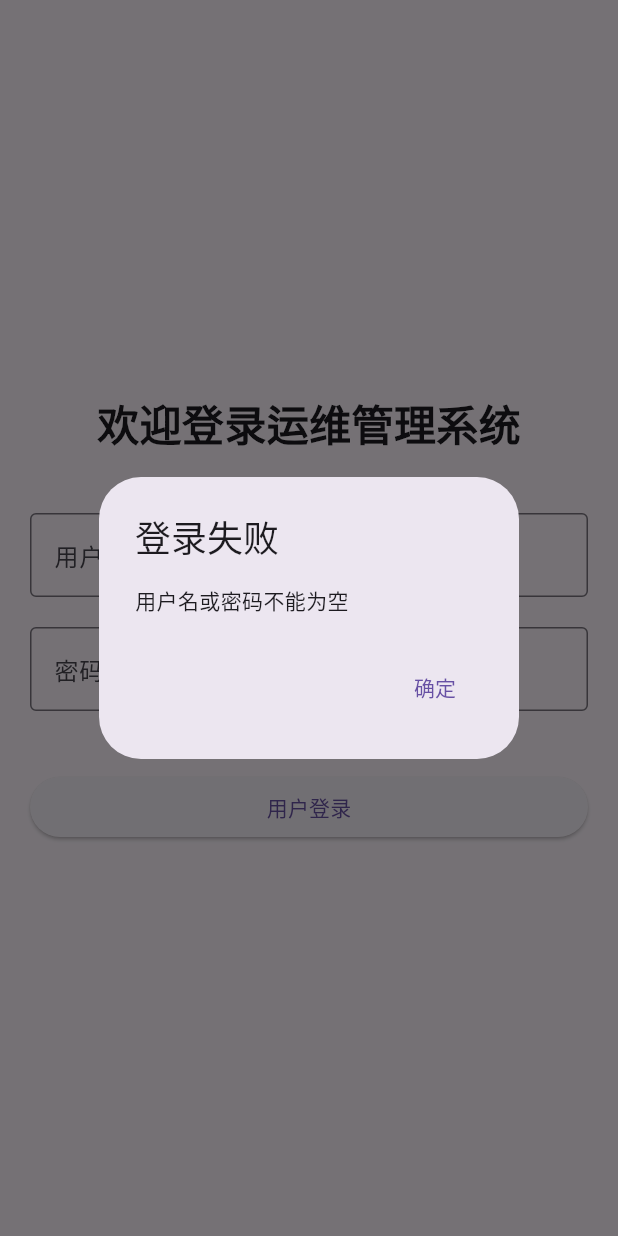
After one commit to Fangziyang0910/oa-system, a Flutter app: the screen it shows after launch, after a tap on "用户登录", on a phone screen of 412 x 824 dp. The commit adds this screen. Run offline on Flutter 3.47's test engine with Material 3 defaults, Android fonts, the phone set to English and light mode, and no system bars; our stand-ins replace shared_preferences.

Commit message:
登录功能和个人主页的实现

```diff
--- /dev/null
+++ b/app/fixflow/lib/config/api_url.dart
@@ -0,0 +1,6 @@
+class ApiUrls {
+  // server address
+  static const String baseUrl = 'http://139.199.168.63:8080';
+  // user login
+  static const String userLogin = '$baseUrl/user/login';
+}
--- a/app/fixflow/lib/main.dart
+++ b/app/fixflow/lib/main.dart
@@ -1,125 +1,25 @@
+// ignore_for_file: unused_import
+
+import 'package:fixflow/pages/homepage.dart';
 import 'package:flutter/material.dart';
+import 'package:flutter/services.dart';
+
+import 'pages/loginpage.dart';
 
 void main() {
-  runApp(const MyApp());
+  runApp(MaterialApp(
+    locale: const Locale('zh', 'CN'), // 设置默认的语言环境为中文
+    localizationsDelegates: const [
+      DefaultMaterialLocalizations.delegate,
+      DefaultWidgetsLocalizations.delegate,
+    ],
+    home: const LoginWidget(),
+    theme: ThemeData(
+      appBarTheme: const AppBarTheme(
+        elevation: 0.0,
+        color: Colors.transparent,
+        systemOverlayStyle: SystemUiOverlayStyle.dark,
+      ),
+    ),
+  ));
 }
-
-class MyApp extends StatelessWidget {
-  const MyApp({super.key});
-
-  // This widget is the root of your application.
-  @override
-  Widget build(BuildContext context) {
-    return MaterialApp(
-      title: 'Flutter Demo',
-      theme: ThemeData(
-        // This is the theme of your application.
-        //
-        // TRY THIS: Try running your application with "flutter run". You'll see
-        // the application has a purple toolbar. Then, without quitting the app,
-        // try changing the seedColor in the colorScheme below to Colors.green
-        // and then invoke "hot reload" (save your changes or press the "hot
-        // reload" button in a Flutter-supported IDE, or press "r" if you used
-        // the command line to start the app).
-        //
-        // Notice that the counter didn't reset back to zero; the application
-        // state is not lost during the reload. To reset the state, use hot
-        // restart instead.
-        //
-        // This works for code too, not just values: Most code changes can be
-        // tested with just a hot reload.
-        colorScheme: ColorScheme.fromSeed(seedColor: Colors.deepPurple),
-        useMaterial3: true,
-      ),
-      home: const MyHomePage(title: 'Flutter Demo Home Page'),
-    );
-  }
-}
-
-class MyHomePage extends StatefulWidget {
-  const MyHomePage({super.key, required this.title});
-
-  // This widget is the home page of your application. It is stateful, meaning
-  // that it has a State object (defined below) that contains fields that affect
-  // how it looks.
-
-  // This class is the configuration for the state. It holds the values (in this
-  // case the title) provided by the parent (in this case the App widget) and
-  // used by the build method of the State. Fields in a Widget subclass are
-  // always marked "final".
-
-  final String title;
-
-  @override
-  State<MyHomePage> createState() => _MyHomePageState();
-}
-
-class _MyHomePageState extends State<MyHomePage> {
-  int _counter = 0;
-
-  void _incrementCounter() {
-    setState(() {
-      // This call to setState tells the Flutter framework that something has
-      // changed in this State, which causes it to rerun the build method below
-      // so that the display can reflect the updated values. If we changed
-      // _counter without calling setState(), then the build method would not be
-      // called again, and so nothing would appear to happen.
-      _counter++;
-    });
-  }
-
-  @override
-  Widget build(BuildContext context) {
-    // This method is rerun every time setState is called, for instance as done
-    // by the _incrementCounter method above.
-    //
-    // The Flutter framework has been optimized to make rerunning build methods
-    // fast, so that you can just rebuild anything that needs updating rather
-    // than having to individually change instances of widgets.
-    return Scaffold(
-      appBar: AppBar(
-        // TRY THIS: Try changing the color here to a specific color (to
-        // Colors.amber, perhaps?) and trigger a hot reload to see the AppBar
-        // change color while the other colors stay the same.
-        backgroundColor: Theme.of(context).colorScheme.inversePrimary,
-        // Here we take the value from the MyHomePage object that was created by
-        // the App.build method, and use it to set our appbar title.
-        title: Text(widget.title),
-      ),
-      body: Center(
-        // Center is a layout widget. It takes a single child and positions it
-        // in the middle of the parent.
-        child: Column(
-          // Column is also a layout widget. It takes a list of children and
-          // arranges them vertically. By default, it sizes itself to fit its
-          // children horizontally, and tries to be as tall as its parent.
-          //
-          // Column has various properties to control how it sizes itself and
-          // how it positions its children. Here we use mainAxisAlignment to
-          // center the children vertically; the main axis here is the vertical
-          // axis because Columns are vertical (the cross axis would be
-          // horizontal).
-          //
-          // TRY THIS: Invoke "debug painting" (choose the "Toggle Debug Paint"
-          // action in the IDE, or press "p" in the console), to see the
-          // wireframe for each widget.
-          mainAxisAlignment: MainAxisAlignment.center,
-          children: <Widget>[
-            const Text(
-              'You have pushed the button this many times:',
-            ),
-            Text(
-              '$_counter',
-              style: Theme.of(context).textTheme.headlineMedium,
-            ),
-          ],
-        ),
-      ),
-      floatingActionButton: FloatingActionButton(
-        onPressed: _incrementCounter,
-        tooltip: 'Increment',
-        child: const Icon(Icons.add),
-      ), // This trailing comma makes auto-formatting nicer for build methods.
-    );
-  }
-}
--- /dev/null
+++ b/app/fixflow/lib/pages/loginpage.dart
@@ -0,0 +1,155 @@
+// ignore_for_file: prefer_final_fields, unused_local_variable, unused_import, avoid_print, use_build_context_synchronously
+
+import 'dart:convert';
+
+import 'package:fixflow/config/api_url.dart';
+import 'package:fixflow/pages/homepage.dart';
+import 'package:flutter/material.dart';
+import 'package:http/http.dart' as http;
+import 'package:shared_preferences/shared_preferences.dart';
+
+// the login pages
+class LoginWidget extends StatefulWidget {
+  const LoginWidget({super.key});
+
+  @override
+  State<LoginWidget> createState() => _LoginWidgetState();
+}
+
+class _LoginWidgetState extends State<LoginWidget> {
+  TextEditingController _usernameController = TextEditingController();
+  TextEditingController _passwordController = TextEditingController();
+
+  // clean and release the controller
+  @override
+  void dispose() {
+    _usernameController.dispose();
+    _passwordController.dispose();
+    super.dispose();
+  }
+
+  // Interact with the backend to complete the login
+  void _login(String username, String password) async {
+    if (username.isEmpty || password.isEmpty) {
+      _showErrorDialog('用户名或密码不能为空');
+      return;
+    }
+
+    final Map<String, String> loginParam = {
+      'name': username,
+      'password': password,
+    };
+
+    final http.Response response = await http.post(
+      Uri.parse(ApiUrls.userLogin),
+      headers: {
+        'Content-Type': 'application/json',
+        'Accept': 'application/json',
+      },
+      body: jsonEncode(loginParam),
+    );
+
+    if (response.statusCode == 200) {
+      // 解码响应数据并处理中文乱码
+      final decodedResponse = utf8.decode(response.bodyBytes);
+      Map<String, dynamic> responseData = jsonDecode(decodedResponse);
+
+      int code = responseData['code'] ?? -1;
+      if (code == 0) {
+        // 将 responseData['data'] 存储到 SharedPreferences
+        String userDataJson = jsonEncode(responseData['data']);
+        await (await SharedPreferences.getInstance())
+            .setString('userData', userDataJson);
+
+        // 登录成功后跳转到主页面
+        Navigator.pushReplacement(
+          context,
+          MaterialPageRoute(builder: (context) => const HomePage()),
+        );
+      } else if (code == 1004) {
+        // 用户名或密码错误，弹出提示框
+        _showErrorDialog('用户名或密码错误');
+      } else {
+        // 其他错误，弹出提示框
+        _showErrorDialog('登录失败，请稍后重试');
+      }
+    } else {
+      print('Failed to login: ${response.statusCode}');
+      // 弹出提示框
+      _showErrorDialog('登录失败，请稍后重试');
+    }
+  }
+
+  // 弹出错误提示框
+  void _showErrorDialog(String message) {
+    showDialog(
+      context: context,
+      builder: (BuildContext context) {
+        return AlertDialog(
+          title: const Text('登录失败'),
+          content: Text(message),
+          actions: <Widget>[
+            TextButton(
+              onPressed: () {
+                Navigator.of(context).pop();
+              },
+              child: const Text('确定'),
+            ),
+          ],
+        );
+      },
+    );
+  }
+
+  @override
+  Widget build(BuildContext context) {
+    return Scaffold(
+      body: Padding(
+        padding: const EdgeInsets.all(20.0),
+        child: Column(
+          mainAxisAlignment: MainAxisAlignment.center,
+          crossAxisAlignment: CrossAxisAlignment.center,
+          children: [
+            const Text(
+              '欢迎登录运维管理系统',
+              style: TextStyle(
+                fontSize: 28.0,
+                fontWeight: FontWeight.bold,
+              ),
+            ),
+            const SizedBox(height: 40.0),
+            TextFormField(
+              controller: _usernameController,
+              decoration: const InputDecoration(
+                labelText: '用户名',
+                border: OutlineInputBorder(),
+              ),
+            ),
+            const SizedBox(height: 20.0),
+            TextFormField(
+              controller: _passwordController,
+              obscureText: true,
+              decoration: const InputDecoration(
+                labelText: '密码',
+                border: OutlineInputBorder(),
+              ),
+            ),
+            const SizedBox(height: 40.0),
+            SizedBox(
+              width: double.infinity,
+              child: ElevatedButton(
+                onPressed: () {
+                  // get username & password and login
+                  String username = _usernameController.text;
+                  String password = _passwordController.text;
+                  _login(username, password);
+                },
+                child: const Text('用户登录'),
+              ),
+            ),
+          ],
+        ),
+      ),
+    );
+  }
+}
--- a/app/fixflow/pubspec.yaml
+++ b/app/fixflow/pubspec.yaml
@@ -32,9 +32,12 @@ dependencies:
     sdk: flutter
 
 
+
   # The following adds the Cupertino Icons font to your application.
   # Use with the CupertinoIcons class for iOS style icons.
   cupertino_icons: ^1.0.6
+  http: ^1.2.1
+  shared_preferences: ^2.2.3
 
 dev_dependencies:
   flutter_test:
@@ -57,6 +60,9 @@ flutter:
   # included with your application, so that you can use the icons in
   # the material Icons class.
   uses-material-design: true
+
+  assets:
+    - assets/avatar.png
 
   # To add assets to your application, add an assets section, like this:
   # assets:
```
Also changed, not shown: app/fixflow/lib/module/applicationpage.dart (added, +108 -0 lines), app/fixflow/lib/module/personalinfopage.dart (added, +118 -0 lines), app/fixflow/lib/pages/homepage.dart (added, +122 -0 lines), app/fixflow/assets/avatar.png (added), 8 other files.
